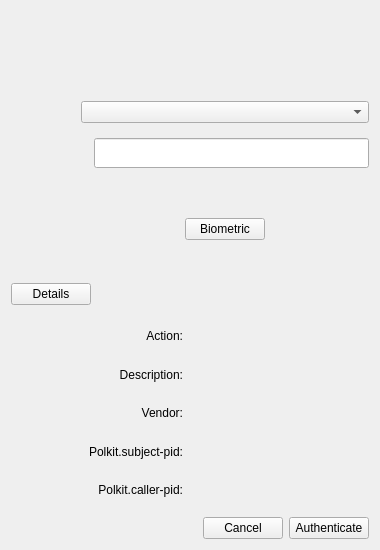
Above: polkit-agent/src/mainwindow.ui from ukui/ukui-biometric-manager before the change. Below: the same form after it.
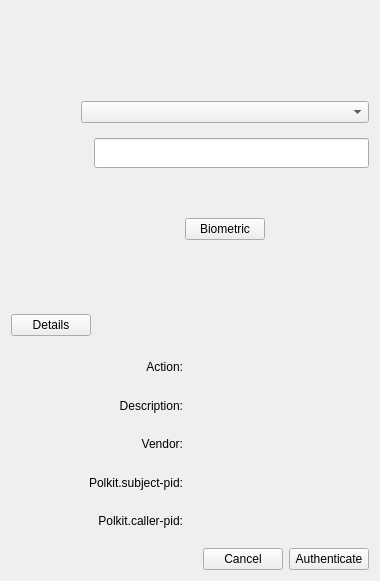
That is the form after the change.

Commit message: 屏蔽密码输入框的复制粘贴功能

Patch:
```diff
--- a/polkit-agent/src/mainwindow.ui
+++ b/polkit-agent/src/mainwindow.ui
@@ -7,7 +7,7 @@
     <x>0</x>
     <y>0</y>
     <width>380</width>
-    <height>550</height>
+    <height>581</height>
    </rect>
   </property>
   <property name="sizePolicy">
```
Left out of the diff: 3 changed lines with no effect on the pictures. The commit also changes 2 other files.
